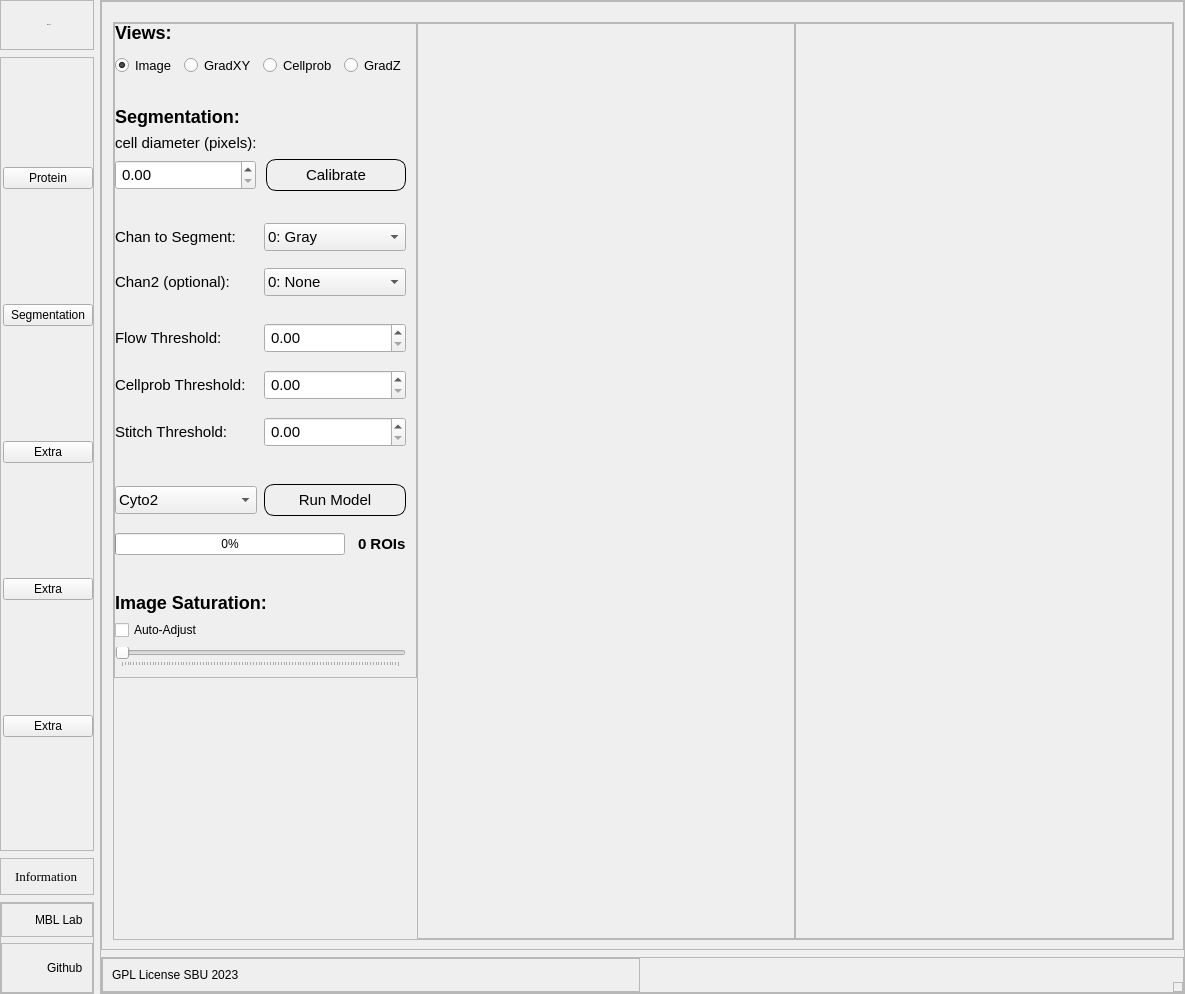
This is dashboard.ui in Ktuzinowski/MBL_PyQt_Desktop as Qt 5 draws it before an edit. The edited form follows.
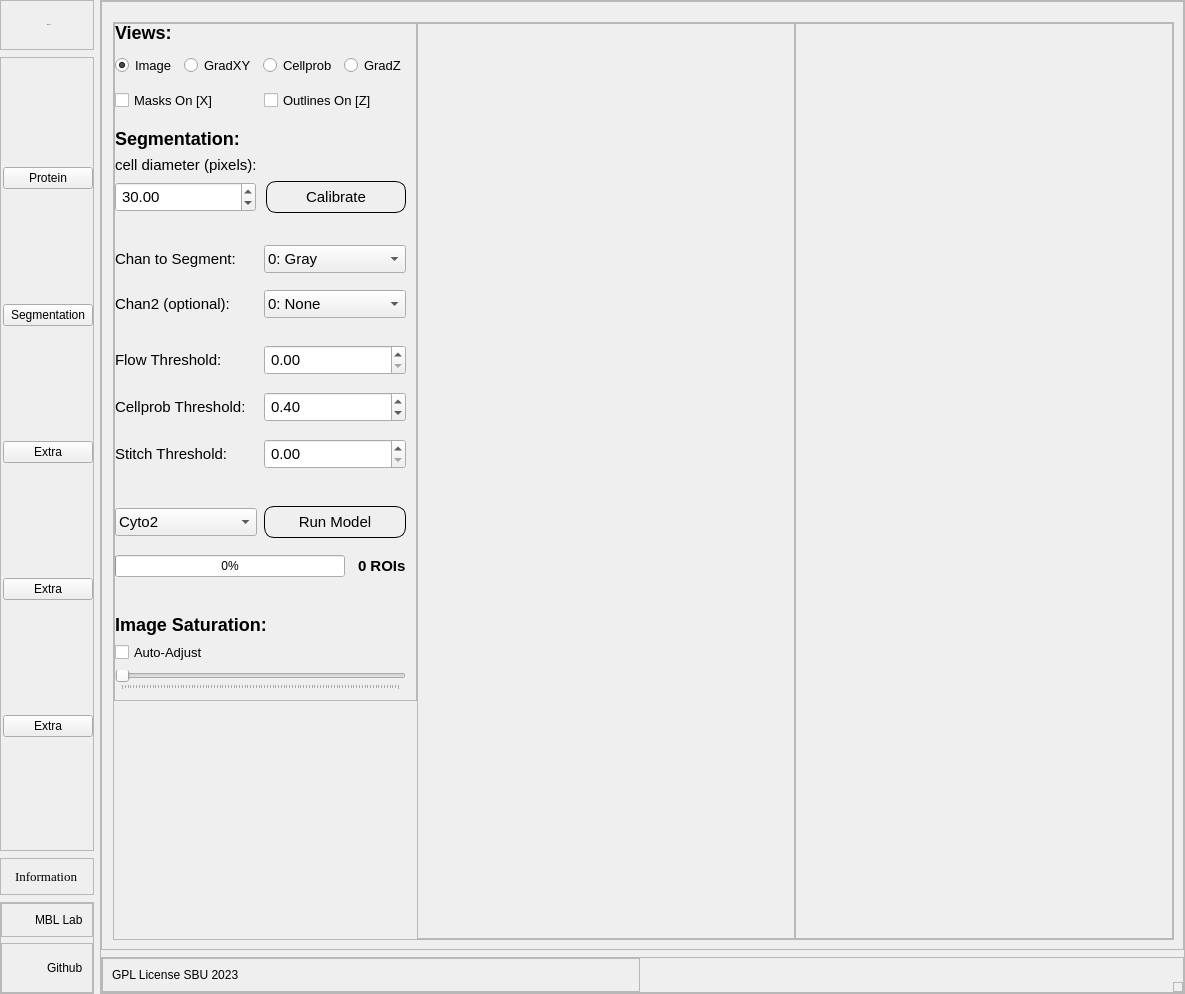
This is the edited form. Icons and pictures are not drawn. Custom widgets are drawn as their Qt base class.

Commit message: Finished up changes for the UI interface, now going into development of a more advanced visualization tool:

Patch:
```diff
--- a/dashboard.ui
+++ b/dashboard.ui
@@ -1069,6 +1069,10 @@
 font-size: 15px;
 }
 
+QCheckBox {
+font-size: 13px;
+}
+
 QDoubleSpinBox {
 font-size: 15px;
 padding: 2px;
@@ -1125,7 +1129,7 @@
                     <item>
                      <layout class="QVBoxLayout" name="verticalLayout_23">
                       <property name="bottomMargin">
-                       <number>23</number>
+                       <number>7</number>
                       </property>
                       <item>
                        <widget class="QLabel" name="label_5">
@@ -1189,6 +1193,30 @@
                       </item>
                      </layout>
                     </item>
+                    <item>
+                     <layout class="QHBoxLayout" name="horizontalLayout_21">
+                      <property name="bottomMargin">
+                       <number>10</number>
+                      </property>
+                      <item>
+                       <widget class="QCheckBox" name="masksOnCheck">
+                        <property name="text">
+                         <string>Masks On [X]</string>
+                        </property>
+                       </widget>
+                      </item>
+                      <item>
+                       <widget class="QCheckBox" name="outlinesOnCheck">
+                        <property name="styleSheet">
+                         <string notr="true"/>
+                        </property>
+                        <property name="text">
+                         <string>Outlines On [Z]</string>
+                        </property>
+                       </widget>
+                      </item>
+                     </layout>
+                    </item>
                     <item>
                      <widget class="QLabel" name="label_7">
                       <property name="maximumSize">
@@ -1242,6 +1270,9 @@
                         <property name="styleSheet">
                          <string notr="true"/>
                         </property>
+                        <property name="value">
+                         <double>30.000000000000000</double>
+                        </property>
                        </widget>
                       </item>
                       <item>
@@ -1365,7 +1396,14 @@
                        </widget>
                       </item>
                       <item>
-                       <widget class="QDoubleSpinBox" name="doubleSpinBox_3"/>
+                       <widget class="QDoubleSpinBox" name="cellprobThreshold">
+                        <property name="singleStep">
+                         <double>0.500000000000000</double>
+                        </property>
+                        <property name="value">
+                         <double>0.400000000000000</double>
+                        </property>
+                       </widget>
                       </item>
                      </layout>
                     </item>
@@ -1792,6 +1830,12 @@
    <header>tsne_widgets.h</header>
    <container>1</container>
   </customwidget>
+  <customwidget>
+   <class>SegmentationParameterListFrameContainer</class>
+   <extends>QFrame</extends>
+   <header>segmentation_widgets.h</header>
+   <container>1</container>
+  </customwidget>
  </customwidgets>
  <resources>
   <include location="resources.qrc"/>
```
Left out of the diff: 40 changed lines with no effect on the pictures. The commit also changes 2 other files.
